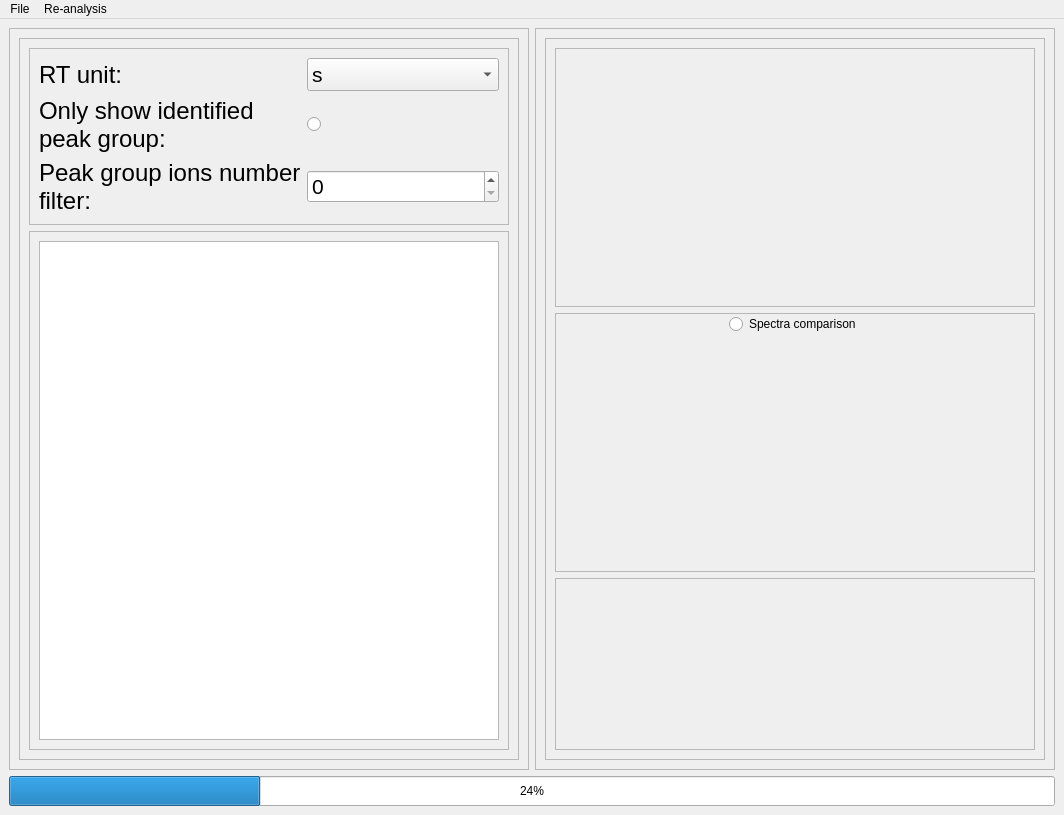
Above: Dataanalysis/dataanalysis.ui from yuanhonglun/GC-WTS before the change. Below: the same form after it.
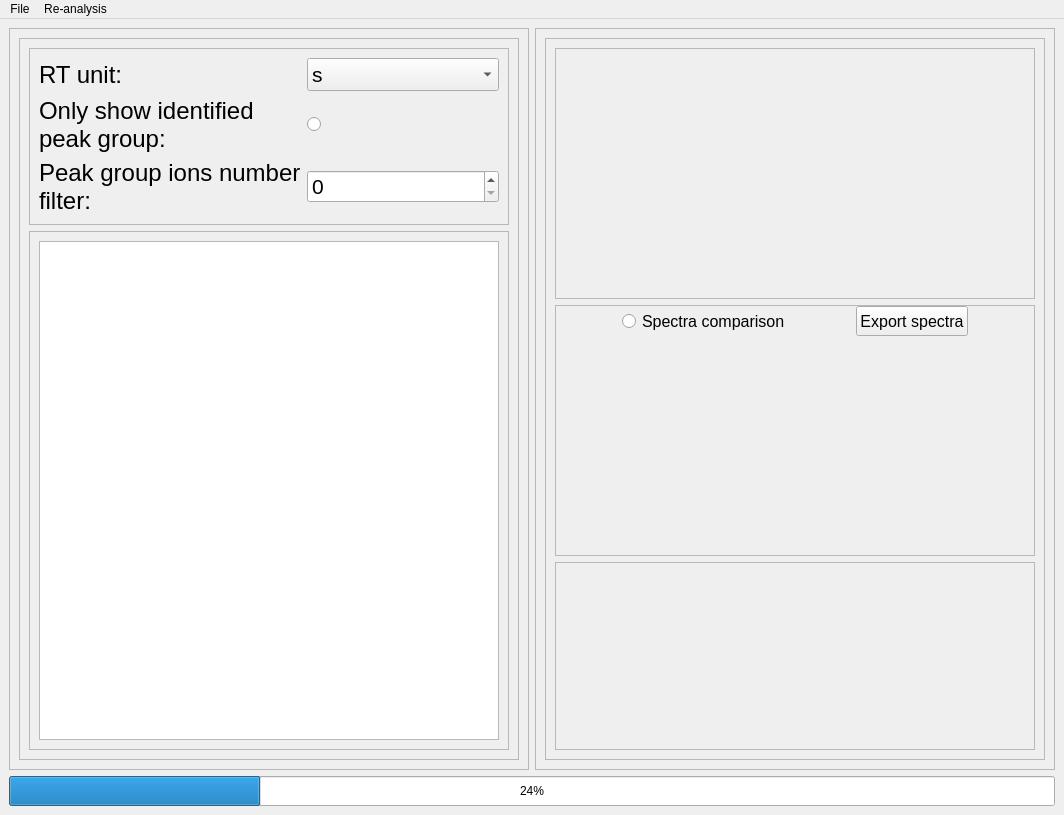
That is the form after the change. Icons and pictures are not drawn.

Patch:
```diff
--- a/Dataanalysis/dataanalysis.ui
+++ b/Dataanalysis/dataanalysis.ui
@@ -187,7 +187,7 @@
           <property name="frameShadow">
            <enum>QFrame::Raised</enum>
           </property>
-          <layout class="QVBoxLayout" name="verticalLayout_2" stretch="3,3,2">
+          <layout class="QVBoxLayout" name="verticalLayout_2" stretch="4,4,3">
            <item>
             <widget class="QFrame" name="frame_5">
              <property name="frameShape">
@@ -206,7 +206,7 @@
              <property name="frameShadow">
               <enum>QFrame::Raised</enum>
              </property>
-             <layout class="QVBoxLayout" name="verticalLayout">
+             <layout class="QVBoxLayout" name="verticalLayout" stretch="1,10">
               <property name="spacing">
                <number>0</number>
               </property>
@@ -222,8 +222,32 @@
               <property name="bottomMargin">
                <number>0</number>
               </property>
-              <item alignment="Qt::AlignHCenter">
+              <item>
+               <widget class="QWidget" name="widget_2" native="true">
+                <layout class="QHBoxLayout" name="horizontalLayout">
+                 <property name="spacing">
+                  <number>0</number>
+                 </property>
+                 <property name="leftMargin">
+                  <number>0</number>
+                 </property>
+                 <property name="topMargin">
+                  <number>0</number>
+                 </property>
+                 <property name="rightMargin">
+                  <number>0</number>
+                 </property>
+                 <property name="bottomMargin">
+                  <number>0</number>
+                 </property>
+                 <item>
                <widget class="QRadioButton" name="radioButton_2">
+                   <property name="sizePolicy">
+                    <sizepolicy hsizetype="Maximum" vsizetype="Fixed">
+                     <horstretch>0</horstretch>
+                     <verstretch>0</verstretch>
+                    </sizepolicy>
+                   </property>
                 <property name="minimumSize">
                  <size>
                   <width>50</width>
@@ -236,12 +260,47 @@
                   <height>20</height>
                  </size>
                 </property>
+                   <property name="styleSheet">
+                    <string notr="true">font: 12pt;</string>
+                   </property>
                 <property name="text">
                  <string>Spectra comparison</string>
                 </property>
                </widget>
               </item>
               <item>
+                  <widget class="QPushButton" name="pushButton">
+                   <property name="sizePolicy">
+                    <sizepolicy hsizetype="Maximum" vsizetype="Fixed">
+                     <horstretch>0</horstretch>
+                     <verstretch>0</verstretch>
+                    </sizepolicy>
+                   </property>
+                   <property name="minimumSize">
+                    <size>
+                     <width>50</width>
+                     <height>30</height>
+                    </size>
+                   </property>
+                   <property name="maximumSize">
+                    <size>
+                     <width>16777215</width>
+                     <height>30</height>
+                    </size>
+                   </property>
+                   <property name="styleSheet">
+                    <string notr="true">font: 12pt;
+</string>
+                   </property>
+                   <property name="text">
+                    <string>Export spectra</string>
+                   </property>
+                  </widget>
+                 </item>
+                </layout>
+               </widget>
+              </item>
+              <item>
                <widget class="QWidget" name="widget" native="true"/>
               </item>
              </layout>
```
Left out of the diff: 33 changed lines with no effect on the pictures. Lines whose indentation alone changed are shown as unchanged.
